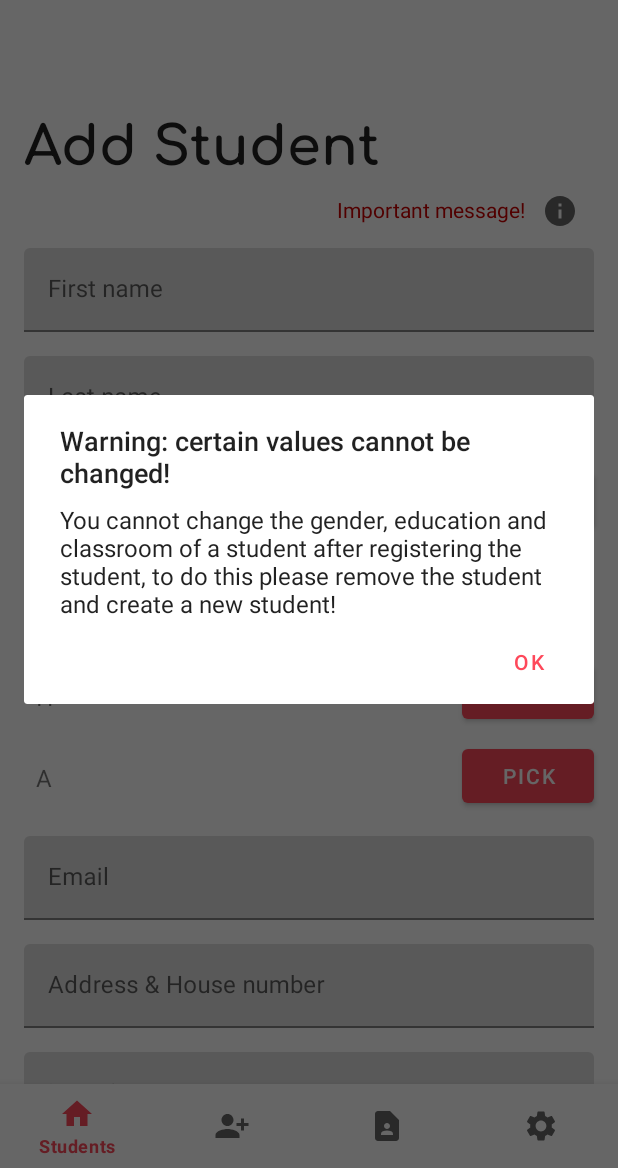
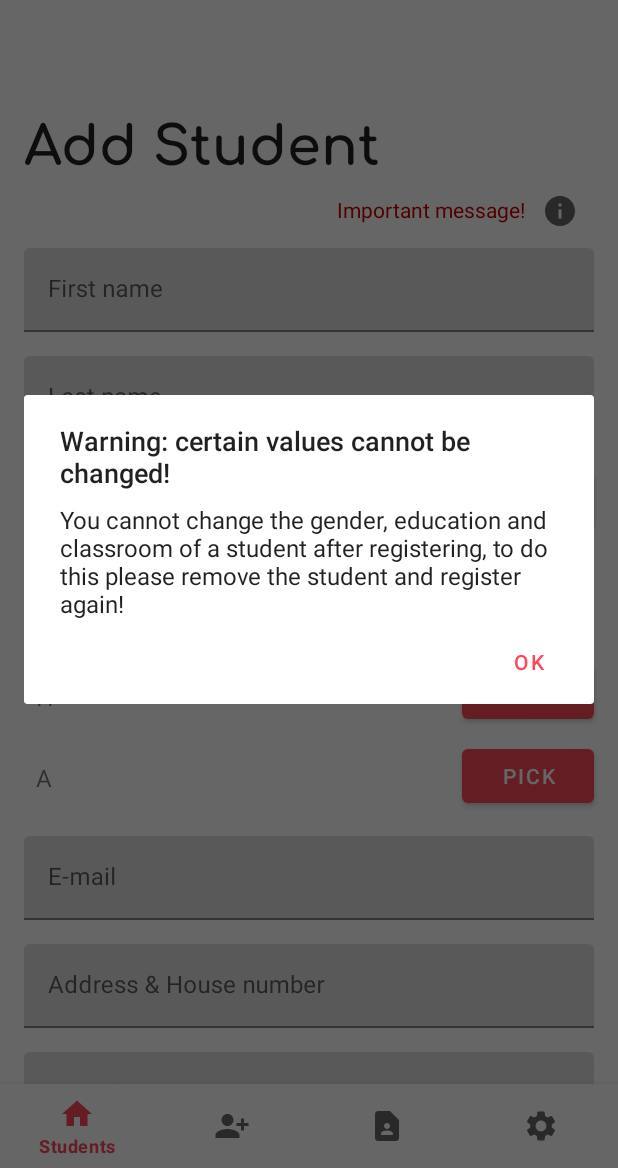
Before and after one commit to dylankmz/StudentzAndroid, an Android app: the fragment StudentDetailsFragment placed in its activity, after a tap on an icon or button, on a phone screen of 412 x 824 dp, the part 68-1236 px from its top. Run offline under Robolectric (Android 15) with nearby library versions, the phone set to English and light mode, and no system bars; our stand-ins replace Room's generated code; libraries missing offline, so code that uses them is left out: com.jakewharton.threetenabp; Roboto replaces fonts that are not available here; 2 statements that could not run were skipped; 1 other tap on this screen came first.

Commit message:
updating some string values for all languages

```diff
--- a/app/src/main/res/values/strings.xml
+++ b/app/src/main/res/values/strings.xml
@@ -8,7 +8,7 @@
     <string name="str_txt_pick">Pick</string>
     <string name="str_txt_education">Pick education</string>
     <string name="str_txt_classroom">Choose classroom</string>
-    <string name="str_txt_email">Email</string>
+    <string name="str_txt_email">E-mail</string>
     <string name="str_txt_address">Address &amp; House number</string>
     <string name="str_txt_location">Location</string>
     <string name="str_txt_zip">ZIP</string>
@@ -39,13 +39,13 @@
 
 <!--    warning string-->
     <string name="str_info_title">Warning: certain values cannot be changed!</string>
-    <string name="str_info_body">You cannot change the gender, education and classroom of a student after registering the student, to do this please remove the student and create a new student!</string>
+    <string name="str_info_body">You cannot change the gender, education and classroom of a student after registering, to do this please remove the student and register again!</string>
 
 <!--    validation strings-->
     <string name="str_validation_firstname">Please insert a valid first name!</string>
     <string name="str_validation_lastname">Please insert a valid last name!</string>
     <string name="str_validation_birthdate">Please insert a valid birth date!</string>
-    <string name="str_validation_email">Please insert a valid email!</string>
+    <string name="str_validation_email">Please insert a valid e-mail!</string>
     <string name="str_validation_address">Please insert a valid home address and house number!</string>
     <string name="str_validation_location">Please insert a valid location!</string>
     <string name="str_validation_zip">Please insert a valid belgian zip!</string>
```
Also changed, not shown: 2 other files.
